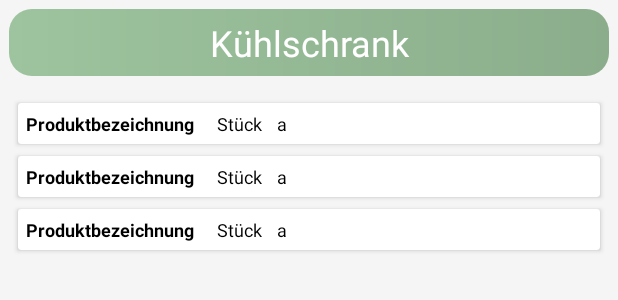
After one commit to kathkirch/speisekammerApp, an Android app: the layout activity_fridge.xml on its own in the app's theme, with its tools: preview values and no code run, on a phone screen of 412 x 824 dp. The commit adds this screen. Shown: the top 300 px of the screen. Run offline under Robolectric (Android 15) with nearby library versions, the phone set to English and light mode, and no system bars.

```diff
--- a/app/src/main/AndroidManifest.xml
+++ b/app/src/main/AndroidManifest.xml
@@ -19,8 +19,10 @@
         android:supportsRtl="true"
         android:theme="@style/vorratskammer_layout"
         android:usesCleartextTraffic="true">
-
-
+        <activity android:name=".Pantryboard"></activity>
+        <activity android:name=".Pantry" />
+        <activity android:name=".Freezer" />
+        <activity android:name=".Fridge" />
         <activity android:name=".InsertProduct" />
         <activity android:name=".MainActivity">
             <intent-filter>
--- a/app/src/main/res/drawable/check_symbol.xml
+++ b/app/src/main/res/drawable/check_symbol.xml
@@ -1,5 +1,5 @@
-<vector android:height="24dp" android:tint="#8DC28A"
+<vector android:height="24dp" android:tint="#E2FFE0"
     android:viewportHeight="24" android:viewportWidth="24"
     android:width="24dp" xmlns:android="http://schemas.android.com/apk/res/android">
-    <path android:fillColor="@android:color/white" android:pathData="M12,2C6.48,2 2,6.48 2,12s4.48,10 10,10 10,-4.48 10,-10S17.52,2 12,2zM10,17l-5,-5 1.41,-1.41L10,14.17l7.59,-7.59L19,8l-9,9z"/>
+    <path android:fillColor="@android:color/darker_gray" android:pathData="M12,2C6.48,2 2,6.48 2,12s4.48,10 10,10 10,-4.48 10,-10S17.52,2 12,2zM10,17l-5,-5 1.41,-1.41L10,14.17l7.59,-7.59L19,8l-9,9z"/>
 </vector>
--- /dev/null
+++ b/app/src/main/res/layout/activity_fridge.xml
@@ -0,0 +1,36 @@
+<?xml version="1.0" encoding="utf-8"?>
+<LinearLayout xmlns:android="http://schemas.android.com/apk/res/android"
+    xmlns:app="http://schemas.android.com/apk/res-auto"
+    xmlns:tools="http://schemas.android.com/tools"
+    android:layout_width="match_parent"
+    android:layout_height="match_parent"
+    android:orientation="vertical"
+    android:background="@color/WhiteSmoke"
+    tools:context=".Fridge">
+
+    <TextView
+        android:layout_width="match_parent"
+        android:layout_height="wrap_content"
+        android:background="@drawable/title_style"
+        android:textSize="24sp"
+        android:padding="6dp"
+        android:layout_marginStart="6dp"
+        android:layout_marginEnd="6dp"
+        android:layout_marginTop="6dp"
+        android:layout_marginBottom="6dp"
+        android:text="@string/kuehlschrank"
+        android:textColor="@color/white"
+        android:gravity="center">
+    </TextView>
+
+    <androidx.recyclerview.widget.RecyclerView
+        android:id="@+id/recyclerFridge"
+        android:layout_width="match_parent"
+        android:layout_height="match_parent"
+        android:layout_marginTop="4dp"
+        android:layout_marginStart="4dp"
+        android:layout_marginEnd="4dp"
+        tools:listitem="@layout/recycler_products">
+    </androidx.recyclerview.widget.RecyclerView>
+
+</LinearLayout>
--- a/app/src/main/res/layout/activity_insert_product.xml
+++ b/app/src/main/res/layout/activity_insert_product.xml
@@ -4,7 +4,7 @@
     xmlns:tools="http://schemas.android.com/tools"
     android:layout_width="match_parent"
     android:layout_height="match_parent"
-    android:backgroundTint="@color/background_green"
+    android:background="@color/WhiteSmoke"
     tools:context=".InsertProduct">
 
     <LinearLayout
--- a/app/src/main/res/layout/recycler_products.xml
+++ b/app/src/main/res/layout/recycler_products.xml
@@ -1,6 +1,53 @@
 <?xml version="1.0" encoding="utf-8"?>
-<androidx.constraintlayout.widget.ConstraintLayout
-    xmlns:android="http://schemas.android.com/apk/res/android" android:layout_width="match_parent"
-    android:layout_height="match_parent">
+<androidx.cardview.widget.CardView
+    xmlns:android="http://schemas.android.com/apk/res/android"
+    android:layout_width="match_parent"
+    android:layout_height="wrap_content"
+    android:layout_marginEnd="8dp"
+    android:layout_marginStart="8dp"
+    android:layout_marginTop="8dp"
+    android:background="@color/WhiteSmoke">
 
-</androidx.constraintlayout.widget.ConstraintLayout>
+    <RelativeLayout
+        android:layout_width="match_parent"
+        android:layout_height="match_parent"
+        android:padding="5dp">
+
+        <TextView
+            android:id="@+id/tvBezeichnung"
+            android:layout_width="wrap_content"
+            android:layout_height="wrap_content"
+            android:layout_alignParentStart="true"
+            android:maxLines="1"
+            android:textSize="12sp"
+            android:textStyle="bold"
+            android:text="@string/produktbezeichnung"
+            android:textColor="@color/black">
+        </TextView>
+
+        <TextView
+            android:id="@+id/tVpSize"
+            android:layout_width="wrap_content"
+            android:layout_height="wrap_content"
+            android:layout_toEndOf="@id/tvPackAmount"
+            android:layout_marginStart="10dp"
+            android:text="@string/a"
+            android:textColor="@color/black"
+            android:textSize="12sp"
+            android:maxLines="1">
+        </TextView>
+
+        <TextView
+            android:id="@+id/tvPackAmount"
+            android:layout_width="wrap_content"
+            android:layout_height="wrap_content"
+            android:layout_toEndOf="@+id/tvBezeichnung"
+            android:layout_marginStart="15dp"
+            android:text="@string/stueck"
+            android:textColor="@color/black"
+            android:textSize="12sp">
+        </TextView>
+
+    </RelativeLayout>
+
+</androidx.cardview.widget.CardView>
--- a/app/src/main/res/values/strings.xml
+++ b/app/src/main/res/values/strings.xml
@@ -15,7 +15,6 @@
     <string name="packungsgroesse">Packungsgröße:</string>
     <string name="neues_produkt_hinzufuegen">neues Produkt hinzufügen</string>
     <string name="wie_viel_packungen">wie viele Packungen?</string>
-    <string name="produktbezeichnung">Produktbezeichnung</string>
     <string name="produkt_beschreibung">Produkt- beschreibung:</string>
     <string name="was_ist_drinn">Was ist drinn?</string>
     <string name="wie_viel_ist_drinn">Wie viel ist drinn?</string>
@@ -29,4 +28,8 @@
     <string name="produkt_nicht_gespeichert">Produkt konnte nicht gespeichert werden</string>
     <string name="products">products</string>
     <string name="netto_gewicht">Nettogewicht</string>
+    <string name="ort_auswaehlen">Ort auswählen</string>
+    <string name="produktbezeichnung">Produktbezeichnung</string>
+    <string name="a">a</string>
+    <string name="stueck">Stück</string>
 </resources>
```
Also changed, not shown: app/build.gradle (+9 -7 lines), app/src/main/java/com/example/myapplication/Freezer.java (added, +14 -0 lines), app/src/main/java/com/example/myapplication/Fridge.java (added, +19 -0 lines), app/src/main/java/com/example/myapplication/MainActivity.java (+12 -5 lines), app/src/main/java/com/example/myapplication/Pantry.java (added, +14 -0 lines), app/src/main/java/com/example/myapplication/Pantryboard.java (added, +14 -0 lines), app/src/main/java/com/example/myapplication/ProductAdapter.java (added, +35 -0 lines), app/src/main/res/layout/activity_barcode_scanner.xml (+17 -12 lines), app/src/main/res/layout/activity_freezer.xml (added, +35 -0 lines), app/src/main/res/layout/activity_pantry.xml (added, +35 -0 lines), app/src/main/res/layout/activity_pantryboard.xml (added, +35 -0 lines).
